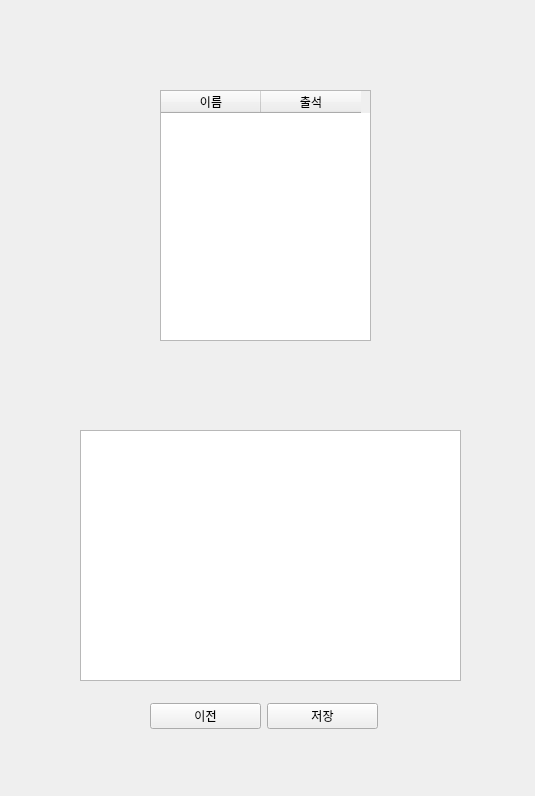
y-ngm-n/TeamMountain, file views/meeting_list.ui: the form before one commit.
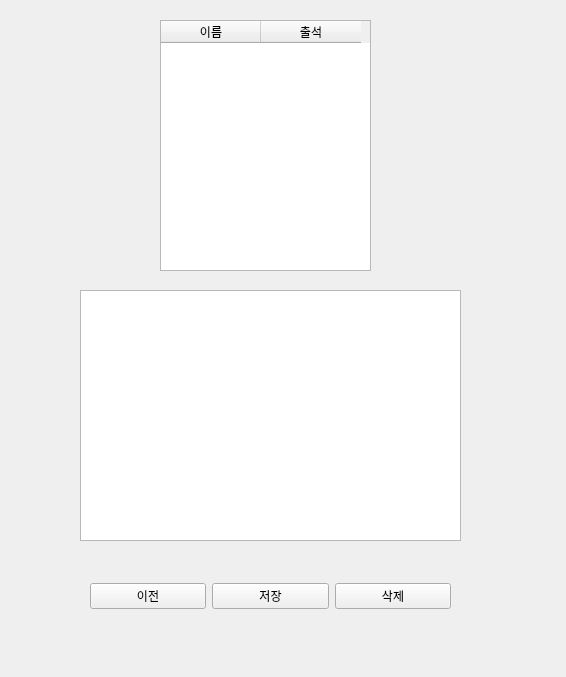
The form after the commit.

The edit to the form file:
```diff
--- a/views/meeting_list.ui
+++ b/views/meeting_list.ui
@@ -6,8 +6,8 @@
    <rect>
     <x>0</x>
     <y>0</y>
-    <width>535</width>
-    <height>796</height>
+    <width>566</width>
+    <height>677</height>
    </rect>
   </property>
   <property name="windowTitle">
@@ -39,25 +39,20 @@
    <property name="geometry">
     <rect>
      <x>80</x>
-     <y>430</y>
+     <y>290</y>
      <width>381</width>
      <height>251</height>
     </rect>
    </property>
    <property name="plainText">
-    <string>
-
-
-
-
-</string>
+    <string/>
    </property>
   </widget>
   <widget class="QTableWidget" name="table_attendant">
    <property name="geometry">
     <rect>
      <x>160</x>
-     <y>90</y>
+     <y>20</y>
      <width>211</width>
      <height>251</height>
     </rect>
@@ -76,13 +71,13 @@
   <widget class="QWidget" name="">
    <property name="geometry">
     <rect>
-     <x>150</x>
-     <y>700</y>
-     <width>228</width>
+     <x>90</x>
+     <y>580</y>
+     <width>361</width>
      <height>32</height>
     </rect>
    </property>
-   <layout class="QHBoxLayout" name="horizontalLayout" stretch="0,0">
+   <layout class="QHBoxLayout" name="horizontalLayout">
     <item>
      <widget class="QPushButton" name="pushButton">
       <property name="text">
@@ -97,6 +92,13 @@
       </property>
      </widget>
     </item>
+    <item>
+     <widget class="QPushButton" name="pushButton_3">
+      <property name="text">
+       <string>삭제</string>
+      </property>
+     </widget>
+    </item>
    </layout>
   </widget>
  </widget>
```
Left out of the diff: 56 changed lines with no effect on the pictures.
